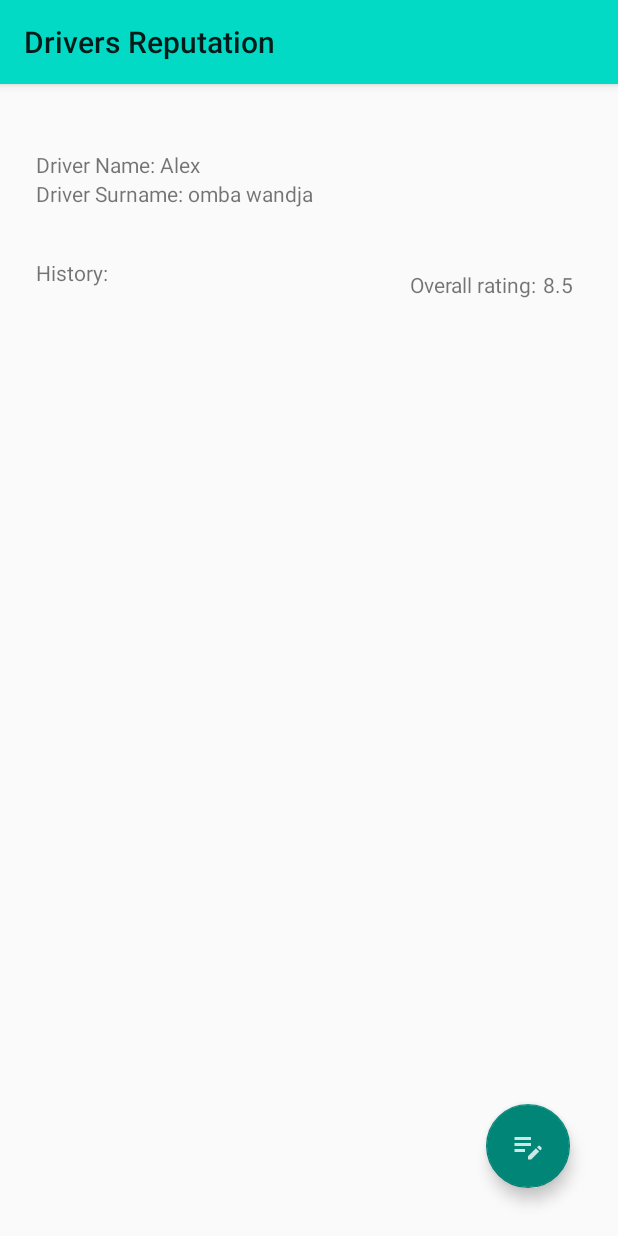
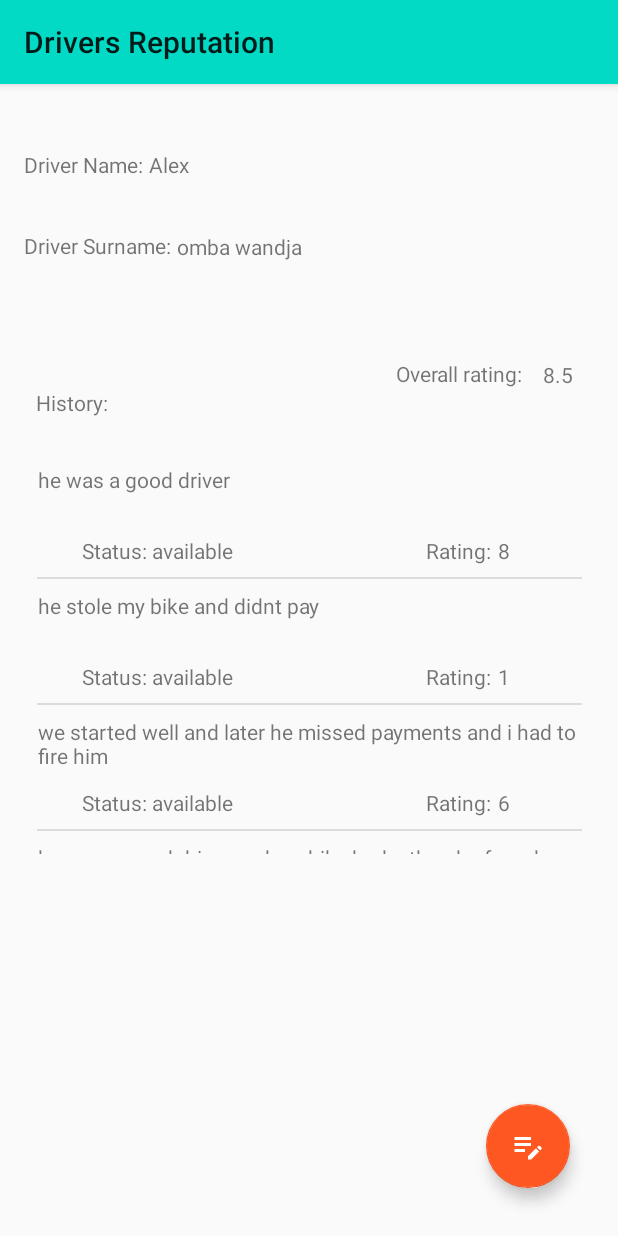
Before and after one commit to jed188/wheels-reputation, an Android app: the Find_driver_activity screen opened directly, with no data from a screen before it, on a phone screen of 412 x 824 dp. Run offline under Robolectric (Android 15) with nearby library versions, the phone set to English and light mode, and no system bars; Roboto replaces fonts that are not available here.

Commit message:
add something window layout completed activity links to be added and UX to be assessed

```diff
--- a/app/build.gradle
+++ b/app/build.gradle
@@ -34,16 +34,17 @@ android {
 dependencies {
 
     implementation 'androidx.appcompat:appcompat:1.5.1'
-    implementation 'com.google.android.material:material:1.6.1'
+    implementation 'com.google.android.material:material:1.6.0'
     implementation 'androidx.constraintlayout:constraintlayout:2.1.4'
-    implementation 'androidx.recyclerview:recyclerview:1.3.0-alpha02'
+    implementation 'androidx.recyclerview:recyclerview:1.3.0-rc01'
     implementation 'androidx.cardview:cardview:1.0.0'
     implementation 'androidx.recyclerview:recyclerview:1.3.0-rc01'
     implementation 'androidx.cardview:cardview:1.0.0'
     implementation 'androidx.legacy:legacy-support-v4:1.0.0'
     implementation 'androidx.navigation:navigation-fragment:2.5.3'
     implementation 'androidx.navigation:navigation-ui:2.5.3'
+    implementation 'androidx.recyclerview:recyclerview:1.3.0-rc01'
     testImplementation 'junit:junit:4.13.2'
-    androidTestImplementation 'androidx.test.ext:junit:1.1.3'
-    androidTestImplementation 'androidx.test.espresso:espresso-core:3.4.0'
+    androidTestImplementation 'androidx.test.ext:junit:1.1.4'
+    androidTestImplementation 'androidx.test.espresso:espresso-core:3.5.0'
 }
--- a/app/src/main/java/com/example/wheelsreputation/Find_driver_activity.java
+++ b/app/src/main/java/com/example/wheelsreputation/Find_driver_activity.java
@@ -1,10 +1,29 @@
 package com.example.wheelsreputation;
 
 import androidx.appcompat.app.AppCompatActivity;
+import androidx.recyclerview.widget.LinearLayoutManager;
+import androidx.recyclerview.widget.RecyclerView;
+import androidx.recyclerview.widget.RecyclerView.Adapter;
 
 import android.os.Bundle;
+import android.util.Log;
+
+import java.util.ArrayList;
+import java.util.Arrays;
+import java.util.List;
 
 public class Find_driver_activity extends AppCompatActivity {
+
+
+    List<driver_history_class> driver_history_classList = new ArrayList<>();
+
+    RecyclerView recyclerView;
+
+    RecyclerView.Adapter mAdapter;
+
+    RecyclerView.LayoutManager layoutManager;
+
+
 
     @Override
     protected void onCreate(Bundle savedInstanceState) {
@@ -13,5 +32,31 @@ public class Find_driver_activity extends AppCompatActivity {
 
         setTitle("Drivers Reputation");
 
+        fillDriverHistoryList();
+
+        recyclerView = findViewById(R.id.recyclerView_driver_stories);
+
+        recyclerView.setHasFixedSize(true);
+
+        layoutManager = new LinearLayoutManager(getApplicationContext());
+
+        recyclerView.setLayoutManager(layoutManager);
+
+        mAdapter = new MyAdapter(driver_history_classList,this);
+
+        recyclerView.setAdapter(mAdapter);
+
+
+    }
+
+    private void fillDriverHistoryList() {
+
+        driver_history_class history1 = new driver_history_class("he was a good driver","available",8);
+        driver_history_class history2 = new driver_history_class("he stole my bike and didnt pay","available",1);
+        driver_history_class history3 = new driver_history_class("we started well and later he missed payments and i had to fire him","available",6);
+        driver_history_class history4 = new driver_history_class("he was a good driver and my bike broke then he found another bike to drive","available",8);
+
+        driver_history_classList.addAll(Arrays.asList(history1,history2,history3,history4));
+
     }
 }
--- /dev/null
+++ b/app/src/main/java/com/example/wheelsreputation/MyAdapter.java
@@ -0,0 +1,73 @@
+package com.example.wheelsreputation;
+
+import android.content.Context;
+import android.view.LayoutInflater;
+import android.view.View;
+import android.view.ViewGroup;
+import android.widget.TextView;
+
+import java.util.List;
+
+import androidx.annotation.NonNull;
+import androidx.recyclerview.widget.RecyclerView;
+
+
+public class MyAdapter extends androidx.recyclerview.widget.RecyclerView.Adapter<MyAdapter.MyViewHolder> {
+
+    List<driver_history_class> driver_history_classList;
+
+    Context context;
+
+    public MyAdapter(List<driver_history_class> driver_history_classList , Context context) {
+        this.driver_history_classList = driver_history_classList;
+        this.context = context;
+    }
+
+    @NonNull
+    @Override
+    public MyViewHolder onCreateViewHolder(@NonNull ViewGroup parent , int viewType) {
+
+        View view = LayoutInflater.from(parent.getContext()).inflate(R.layout.history_layout,parent,false);
+
+        MyViewHolder holder = new MyViewHolder(view);
+
+        return holder;
+    }
+
+    @Override
+    public void onBindViewHolder(@NonNull MyViewHolder holder , int position) {
+
+        holder.available_textView_reputation_list.setText(driver_history_classList.get(position).getAvailability());
+
+        holder.history_resume.setText(driver_history_classList.get(position).getDescription());
+
+        holder.score_textView_reputation_list.setText(String.valueOf(driver_history_classList.get(position).getRating()));
+
+    }
+
+    @Override
+    public int getItemCount() {
+        return driver_history_classList.size();
+    }
+
+    public class MyViewHolder extends RecyclerView.ViewHolder {
+
+        TextView history_resume;
+
+        TextView available_textView_reputation_list;
+
+        TextView score_textView_reputation_list;
+
+
+        public MyViewHolder(@NonNull View itemView) {
+            super(itemView);
+
+            history_resume = itemView.findViewById(R.id.history_resume);
+
+            available_textView_reputation_list = itemView.findViewById(R.id.available_textView_reputatio_list);
+
+            score_textView_reputation_list = itemView.findViewById(R.id.score_textView_reputation_list);
+
+        }
+    }
+}
--- /dev/null
+++ b/app/src/main/java/com/example/wheelsreputation/driver_history_class.java
@@ -0,0 +1,49 @@
+package com.example.wheelsreputation;
+
+public class driver_history_class {
+
+    private String description;
+    private String availability;
+    private int rating;
+
+
+    public driver_history_class(String description , String availability , int rating) {
+        this.description = description;
+        this.availability = availability;
+        this.rating = rating;
+    }
+
+
+    @Override
+    public String toString() {
+        return "driver_history_class{" +
+                "description='" + description + '\'' +
+                ", availability='" + availability + '\'' +
+                ", rating=" + rating +
+                '}';
+    }
+
+    public String getDescription() {
+        return description;
+    }
+
+    public void setDescription(String description) {
+        this.description = description;
+    }
+
+    public String getAvailability() {
+        return availability;
+    }
+
+    public void setAvailability(String availability) {
+        this.availability = availability;
+    }
+
+    public int getRating() {
+        return rating;
+    }
+
+    public void setRating(int rating) {
+        this.rating = rating;
+    }
+}
--- a/app/src/main/res/drawable-anydpi/ic_action_name.xml
+++ b/app/src/main/res/drawable-anydpi/ic_action_name.xml
@@ -1,10 +1,10 @@
 <vector xmlns:android="http://schemas.android.com/apk/res/android"
-    android:width="24dp"
-    android:height="24dp"
+    android:width="54dp"
+    android:height="54dp"
     android:viewportWidth="24"
     android:viewportHeight="24"
     android:tint="#ffffff"
-    android:alpha="0.8">
+    android:alpha="1">
   <path
       android:fillColor="@android:color/white"
       android:pathData="M3,10h11v2H3V10zM3,8h11V6H3V8zM3,16h7v-2H3V16zM18.01,12.87l0.71,-0.71c0.39,-0.39 1.02,-0.39 1.41,0l0.71,0.71c0.39,0.39 0.39,1.02 0,1.41l-0.71,0.71L18.01,12.87zM17.3,13.58l-5.3,5.3V21h2.12l5.3,-5.3L17.3,13.58z"/>
--- a/app/src/main/res/layout/activity_find_driver.xml
+++ b/app/src/main/res/layout/activity_find_driver.xml
@@ -8,16 +8,26 @@
 
 
     <TextView
-        android:id="@+id/driver_name"
-        android:layout_width="wrap_content"
-        android:layout_height="wrap_content"
-        android:layout_marginBottom="33dp"
-        android:layout_marginLeft="24dp"
-        android:layout_marginStart="24dp"
-        android:text="Driver Surname: omba wandja"
-        app:layout_constraintBottom_toTopOf="@+id/history"
+        android:id="@+id/driver_surname"
+        android:layout_width="0dp"
+        android:layout_height="32dp"
+        android:layout_marginLeft="16dp"
+        android:layout_marginStart="16dp"
+        android:layout_marginTop="22dp"
+        android:text="Driver Surname:"
         app:layout_constraintStart_toStartOf="parent"
         app:layout_constraintTop_toBottomOf="@+id/driver_name2" />
+
+    <TextView
+        android:id="@+id/driver_surname2_value"
+        android:layout_width="117dp"
+        android:layout_height="32dp"
+        android:layout_marginBottom="72dp"
+        android:layout_marginLeft="4dp"
+        android:layout_marginStart="4dp"
+        android:text="omba wandja "
+        app:layout_constraintBottom_toTopOf="@+id/history"
+        app:layout_constraintStart_toEndOf="@+id/driver_surname" />
 
     <TextView
         android:id="@+id/history"
@@ -32,19 +42,30 @@
 
     <TextView
         android:id="@+id/driver_name2"
-        android:layout_width="wrap_content"
-        android:layout_height="wrap_content"
-        android:layout_marginLeft="24dp"
-        android:layout_marginStart="24dp"
+        android:layout_width="0dp"
+        android:layout_height="32dp"
+        android:layout_marginLeft="16dp"
+        android:layout_marginStart="16dp"
         android:layout_marginTop="44dp"
-        android:text="Driver Name: Alex"
+        android:text="Driver Name:"
         app:layout_constraintStart_toStartOf="parent"
+        app:layout_constraintTop_toTopOf="parent" />
+
+    <TextView
+        android:id="@+id/driver_name3"
+        android:layout_width="0dp"
+        android:layout_height="32dp"
+        android:layout_marginLeft="4dp"
+        android:layout_marginStart="4dp"
+        android:layout_marginTop="44dp"
+        android:text="Alex"
+        app:layout_constraintStart_toEndOf="@+id/driver_name2"
         app:layout_constraintTop_toTopOf="parent" />
 
     <ImageView
         android:id="@+id/driver_imageView"
-        android:layout_width="112dp"
-        android:layout_height="92dp"
+        android:layout_width="132dp"
+        android:layout_height="142dp"
         android:layout_marginEnd="28dp"
         android:layout_marginRight="28dp"
         android:layout_marginTop="24dp"
@@ -55,8 +76,9 @@
     <TextView
         android:id="@+id/overall_rating"
         android:layout_width="wrap_content"
-        android:layout_height="wrap_content"
+        android:layout_height="40dp"
         android:layout_marginTop="8dp"
+        android:padding="9dp"
         android:text="Overall rating:"
         app:layout_constraintEnd_toStartOf="@+id/rating_value"
         app:layout_constraintTop_toBottomOf="@+id/driver_imageView" />
@@ -64,7 +86,7 @@
     <TextView
         android:id="@+id/rating_value"
         android:layout_width="28dp"
-        android:layout_height="19dp"
+        android:layout_height="40dp"
         android:layout_marginEnd="26dp"
         android:layout_marginRight="26dp"
         android:layout_marginTop="8dp"
@@ -75,13 +97,13 @@
 
     <androidx.recyclerview.widget.RecyclerView
         android:id="@+id/recyclerView_driver_stories"
-        android:layout_width="351dp"
-        android:layout_height="418dp"
+        android:layout_width="363dp"
+        android:layout_height="267dp"
         android:layout_marginEnd="8dp"
         android:layout_marginLeft="8dp"
         android:layout_marginRight="8dp"
         android:layout_marginStart="8dp"
-        android:layout_marginTop="16dp"
+        android:layout_marginTop="32dp"
         app:layout_constraintEnd_toEndOf="parent"
         app:layout_constraintStart_toStartOf="parent"
         app:layout_constraintTop_toBottomOf="@+id/overall_rating" />
@@ -94,6 +116,7 @@
         android:layout_marginEnd="32dp"
         android:layout_marginRight="32dp"
         android:clickable="true"
+        app:backgroundTint="?attr/colorError"
         app:layout_constraintBottom_toBottomOf="parent"
         app:layout_constraintEnd_toEndOf="parent"
         app:srcCompat="@drawable/ic_action_name" />
--- a/app/src/main/res/layout/history_layout.xml
+++ b/app/src/main/res/layout/history_layout.xml
@@ -4,7 +4,7 @@
     xmlns:tools="http://schemas.android.com/tools"
     android:id="@+id/history_constraintLayout"
     android:layout_width="match_parent"
-    android:layout_height="match_parent">
+    android:layout_height="wrap_content">
 
     <TextView
         android:id="@+id/score_textView_reputation_list"
```
